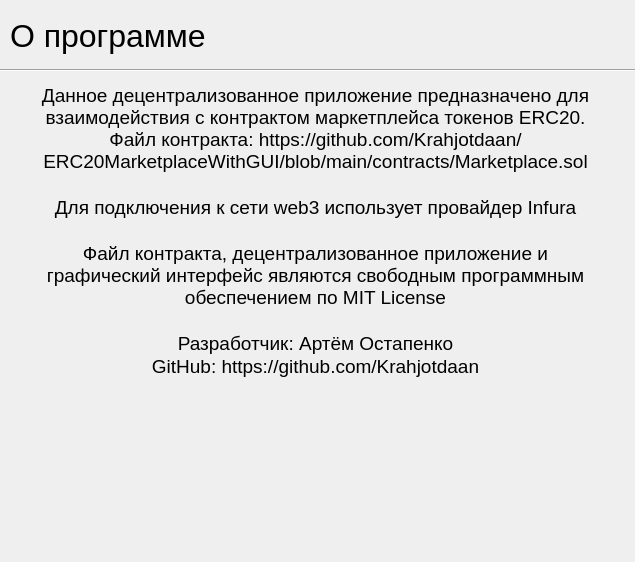
First picture: the form in gui/layouts/AboutProgramm.ui, repository Krahjotdaan/ERC20MarketplaceWithGUI, before the edit.
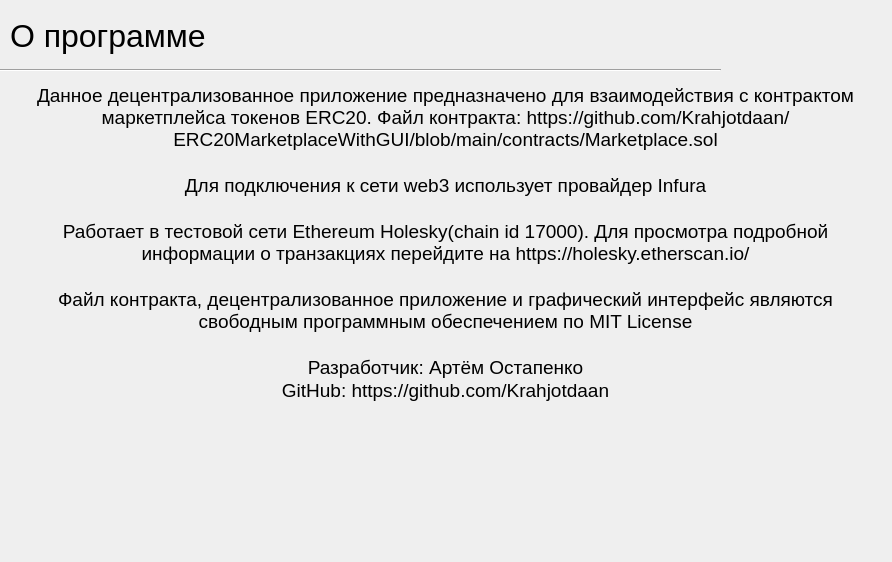
Second picture: the form after the edit.

Commit message: Choir: updated about programm window

```diff
--- a/gui/layouts/AboutProgramm.ui
+++ b/gui/layouts/AboutProgramm.ui
@@ -6,7 +6,7 @@
    <rect>
     <x>0</x>
     <y>0</y>
-    <width>635</width>
+    <width>892</width>
     <height>562</height>
    </rect>
   </property>
@@ -59,7 +59,7 @@
      <rect>
       <x>20</x>
       <y>80</y>
-      <width>591</width>
+      <width>851</width>
       <height>471</height>
      </rect>
     </property>
@@ -142,6 +142,8 @@
 &lt;p align=&quot;center&quot; style=&quot;-qt-paragraph-type:empty; margin-top:0px; margin-bottom:0px; margin-left:0px; margin-right:0px; -qt-block-indent:0; text-indent:0px; font-family:'Ubuntu'; font-size:14pt;&quot;&gt;&lt;br /&gt;&lt;/p&gt;
 &lt;p align=&quot;center&quot; style=&quot; margin-top:0px; margin-bottom:0px; margin-left:0px; margin-right:0px; -qt-block-indent:0; text-indent:0px;&quot;&gt;&lt;span style=&quot; font-family:'Ubuntu'; font-size:14pt;&quot;&gt;Для подключения к сети web3 использует провайдер Infura&lt;/span&gt;&lt;/p&gt;
 &lt;p align=&quot;center&quot; style=&quot;-qt-paragraph-type:empty; margin-top:0px; margin-bottom:0px; margin-left:0px; margin-right:0px; -qt-block-indent:0; text-indent:0px; font-family:'Ubuntu'; font-size:14pt;&quot;&gt;&lt;br /&gt;&lt;/p&gt;
+&lt;p align=&quot;center&quot; style=&quot; margin-top:0px; margin-bottom:0px; margin-left:0px; margin-right:0px; -qt-block-indent:0; text-indent:0px;&quot;&gt;&lt;span style=&quot; font-family:'Ubuntu'; font-size:14pt;&quot;&gt;Работает в тестовой сети Ethereum Holesky(chain id 17000). Для просмотра подробной информации о транзакциях перейдите на https://holesky.etherscan.io/&lt;/span&gt;&lt;/p&gt;
+&lt;p align=&quot;center&quot; style=&quot;-qt-paragraph-type:empty; margin-top:0px; margin-bottom:0px; margin-left:0px; margin-right:0px; -qt-block-indent:0; text-indent:0px; font-family:'Ubuntu'; font-size:14pt;&quot;&gt;&lt;br /&gt;&lt;/p&gt;
 &lt;p align=&quot;center&quot; style=&quot; margin-top:0px; margin-bottom:0px; margin-left:0px; margin-right:0px; -qt-block-indent:0; text-indent:0px;&quot;&gt;&lt;span style=&quot; font-family:'Ubuntu'; font-size:14pt;&quot;&gt;Файл контракта, децентрализованное приложение и графический интерфейс являются свободным программным обеспечением по MIT License&lt;/span&gt;&lt;/p&gt;
 &lt;p align=&quot;center&quot; style=&quot;-qt-paragraph-type:empty; margin-top:0px; margin-bottom:0px; margin-left:0px; margin-right:0px; -qt-block-indent:0; text-indent:0px; font-family:'Ubuntu'; font-size:14pt;&quot;&gt;&lt;br /&gt;&lt;/p&gt;
 &lt;p align=&quot;center&quot; style=&quot; margin-top:0px; margin-bottom:0px; margin-left:0px; margin-right:0px; -qt-block-indent:0; text-indent:0px;&quot;&gt;&lt;span style=&quot; font-family:'Ubuntu'; font-size:14pt;&quot;&gt;Разработчик: Артём Остапенко&lt;/span&gt;&lt;/p&gt;
```
The commit also changes 1 other file.
